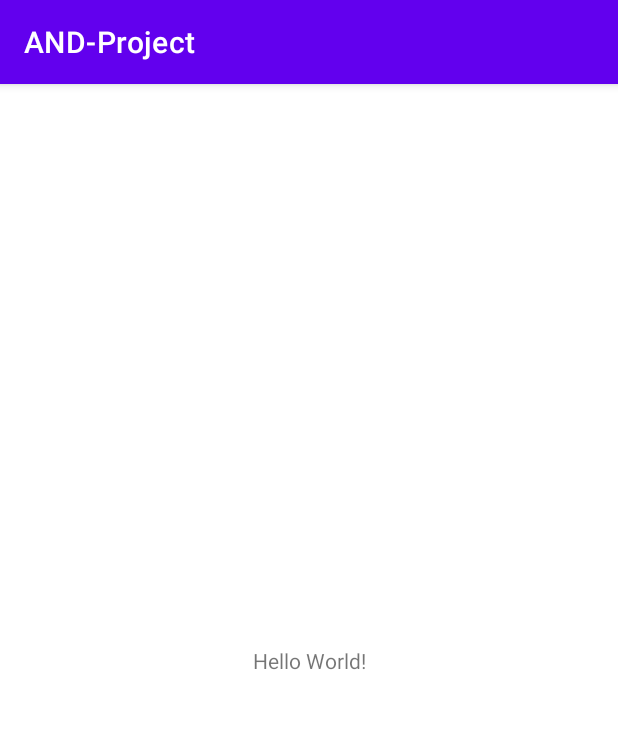
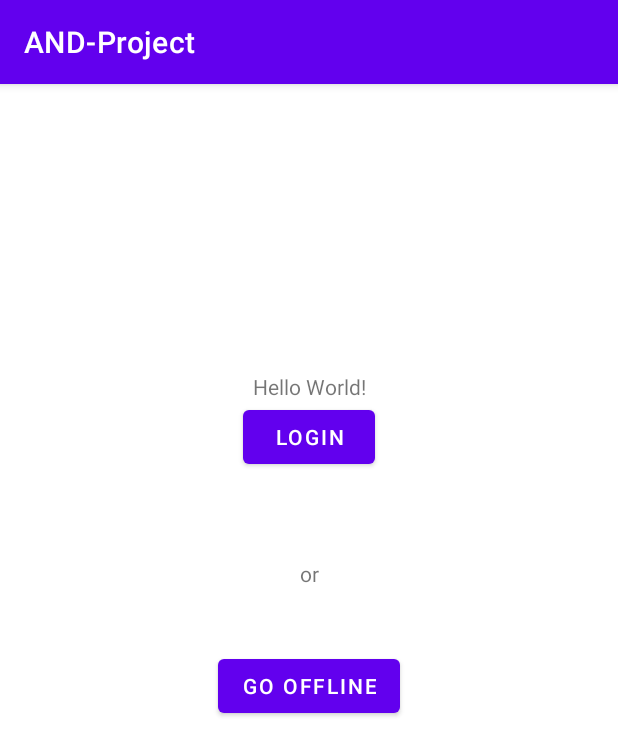
Before and after one commit to wiga67/AND-Project, an Android app: the screen it shows after launch (MainActivity), on a phone screen of 412 x 824 dp. Shown: the top 756 px of the screen. Run offline under Robolectric (Android 15) with nearby library versions, the phone set to English and light mode, and no system bars.

Commit message:
Initial commit

```diff
--- a/app/src/main/AndroidManifest.xml
+++ b/app/src/main/AndroidManifest.xml
@@ -1,6 +1,8 @@
 <?xml version="1.0" encoding="utf-8"?>
 <manifest xmlns:android="http://schemas.android.com/apk/res/android"
     package="me.finck.and_project">
+
+    <uses-permission android:name="android.permission.INTERNET" />
 
     <application
         android:allowBackup="true"
@@ -9,6 +11,7 @@
         android:roundIcon="@mipmap/ic_launcher_round"
         android:supportsRtl="true"
         android:theme="@style/Theme.ANDProject">
+        <activity android:name=".OfflineModeActivity"></activity>
         <activity android:name=".MainActivity">
             <intent-filter>
                 <action android:name="android.intent.action.MAIN" />
--- /dev/null
+++ b/app/src/main/java/me/finck/and_project/BookRepository.java
@@ -0,0 +1,4 @@
+package me.finck.and_project;
+
+public class BookRepository {
+}
--- /dev/null
+++ b/app/src/main/java/me/finck/and_project/BookResponse.java
@@ -0,0 +1,5 @@
+package me.finck.and_project;
+
+public class BookResponse {
+    private String[] items;
+}
--- a/app/src/main/java/me/finck/and_project/MainActivity.java
+++ b/app/src/main/java/me/finck/and_project/MainActivity.java
@@ -2,13 +2,26 @@ package me.finck.and_project;
 
 import androidx.appcompat.app.AppCompatActivity;
 
+import android.content.Context;
+import android.content.Intent;
 import android.os.Bundle;
+import android.widget.Button;
 
 public class MainActivity extends AppCompatActivity {
+    Button btnOffline;
+
 
     @Override
     protected void onCreate(Bundle savedInstanceState) {
         super.onCreate(savedInstanceState);
         setContentView(R.layout.activity_main);
+        btnOffline = findViewById(R.id.btn_gooffline);
+        btnOffline.setOnClickListener(v->
+                                            {
+                                                Context context = getApplicationContext();
+                                                Class destination = OfflineModeActivity.class;
+                                                Intent intent = new Intent(context, destination);
+                                                startActivity(intent);
+                                            });
     }
 }
--- a/app/src/main/res/layout/activity_main.xml
+++ b/app/src/main/res/layout/activity_main.xml
@@ -7,12 +7,51 @@
     tools:context=".MainActivity">
 
     <TextView
+        android:id="@+id/textView2"
         android:layout_width="wrap_content"
         android:layout_height="wrap_content"
+        android:layout_marginTop="233dp"
         android:text="Hello World!"
-        app:layout_constraintBottom_toBottomOf="parent"
-        app:layout_constraintLeft_toLeftOf="parent"
-        app:layout_constraintRight_toRightOf="parent"
+        app:layout_constraintBottom_toTopOf="@+id/btn_login"
+        app:layout_constraintEnd_toEndOf="parent"
+        app:layout_constraintHorizontal_bias="0.5"
+        app:layout_constraintStart_toStartOf="parent"
         app:layout_constraintTop_toTopOf="parent" />
 
+    <Button
+        android:id="@+id/btn_login"
+        android:layout_width="wrap_content"
+        android:layout_height="wrap_content"
+        android:layout_marginBottom="57dp"
+        android:text="@string/btn_login"
+        app:layout_constraintBottom_toTopOf="@+id/textView"
+        app:layout_constraintEnd_toEndOf="parent"
+        app:layout_constraintHorizontal_bias="0.5"
+        app:layout_constraintStart_toStartOf="parent"
+        app:layout_constraintTop_toBottomOf="@+id/textView2" />
+
+    <Button
+        android:id="@+id/btn_gooffline"
+        android:layout_width="wrap_content"
+        android:layout_height="wrap_content"
+        android:layout_marginBottom="384dp"
+        android:text="@string/btn_goOffline"
+        app:layout_constraintBottom_toBottomOf="parent"
+        app:layout_constraintEnd_toEndOf="parent"
+        app:layout_constraintHorizontal_bias="0.5"
+        app:layout_constraintStart_toStartOf="parent"
+        app:layout_constraintTop_toBottomOf="@+id/textView" />
+
+    <TextView
+        android:id="@+id/textView"
+        android:layout_width="wrap_content"
+        android:layout_height="wrap_content"
+        android:layout_marginBottom="41dp"
+        android:text="@string/txtv_or"
+        app:layout_constraintBottom_toTopOf="@+id/btn_gooffline"
+        app:layout_constraintEnd_toEndOf="parent"
+        app:layout_constraintHorizontal_bias="0.5"
+        app:layout_constraintStart_toStartOf="parent"
+        app:layout_constraintTop_toBottomOf="@+id/btn_login" />
+
 </androidx.constraintlayout.widget.ConstraintLayout>
--- a/app/src/main/res/values-night/themes.xml
+++ b/app/src/main/res/values-night/themes.xml
@@ -1,6 +1,6 @@
 <resources xmlns:tools="http://schemas.android.com/tools">
     <!-- Base application theme. -->
-    <style name="Theme.ANDProject" parent="Theme.MaterialComponents.DayNight.DarkActionBar">
+    <style name="Theme.ANDProject" parent="Theme.MaterialComponents.DayNight.NoActionBar">
         <!-- Primary brand color. -->
         <item name="colorPrimary">@color/purple_200</item>
         <item name="colorPrimaryVariant">@color/purple_700</item>
--- a/app/src/main/res/values/strings.xml
+++ b/app/src/main/res/values/strings.xml
@@ -1,3 +1,6 @@
 <resources>
     <string name="app_name">AND-Project</string>
+    <string name="btn_login">Login</string>
+    <string name="btn_goOffline">Go Offline</string>
+    <string name="txtv_or">or</string>
 </resources>
```
Also changed, not shown: app/build.gradle (+9 -0 lines), app/src/main/java/me/finck/and_project/BookApi.java (added, +9 -0 lines), app/src/main/java/me/finck/and_project/BookViewModel.java (added, +8 -0 lines), app/src/main/java/me/finck/and_project/OfflineModeActivity.java (added, +14 -0 lines), app/src/main/java/me/finck/and_project/ServiceGenerator.java (added, +13 -0 lines), app/src/main/res/layout/activity_offline_mode.xml (added, +9 -0 lines), gradle/wrapper/gradle-wrapper.properties.
